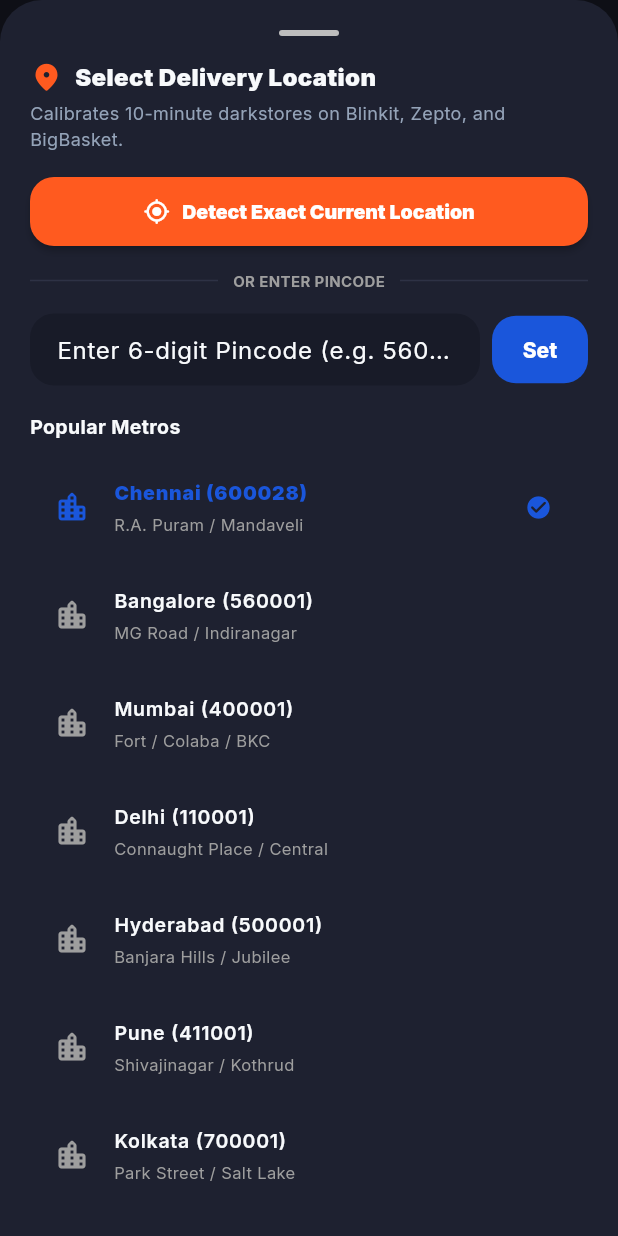
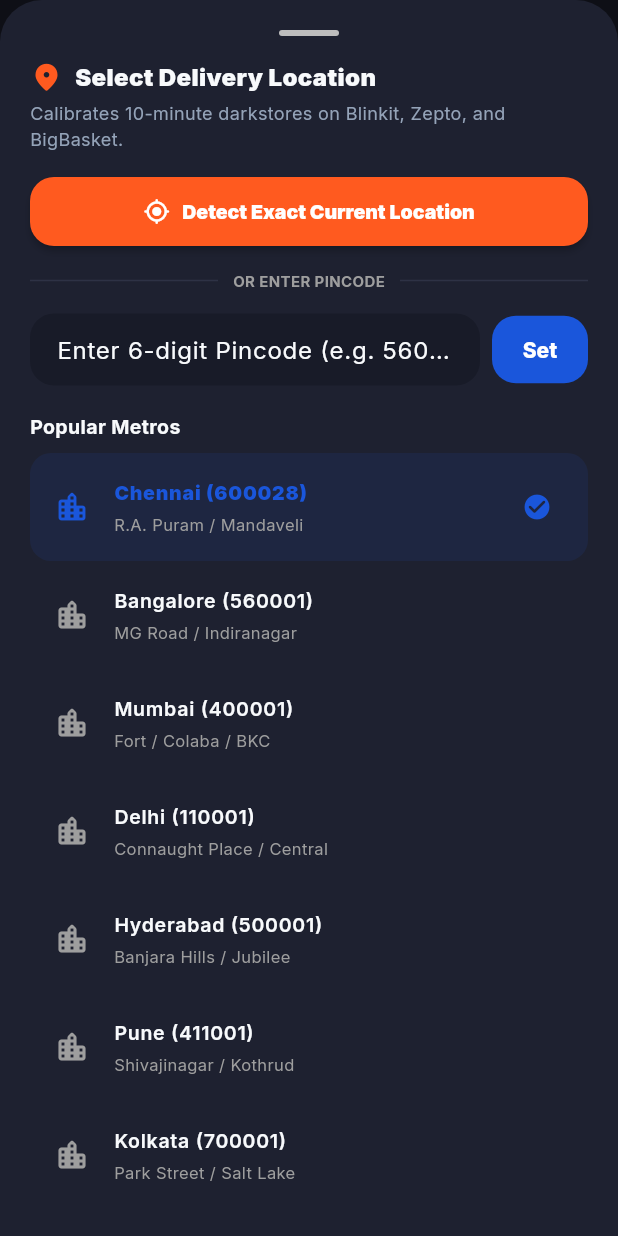
Before and after one commit to sathwikbethina/smartpriceAI, a Flutter app: the screen it shows after launch, item 5 of the bottom bar chosen, after a tap on "Delivery Location", on a phone screen of 412 x 824 dp. Run offline on Flutter 3.47's test engine with Material 3 defaults, Android fonts, the phone set to English and light mode, and no system bars; our stand-ins replace google_fonts, shared_preferences; accounts and stored records are empty; network calls fail.

Commit message:
fix(flutter): wrap ListTiles in Material widgets to eliminate framework ink splash assertion warnings

```diff
--- a/src/android_app/lib/screens/home_screen.dart
+++ b/src/android_app/lib/screens/home_screen.dart
@@ -250,15 +250,18 @@ class _HomeScreenState extends State<HomeScreen> {
               ...provider.searches.take(4).map((s) {
                 return Container(
                   margin: const EdgeInsets.only(bottom: 8),
+                  child: Material(
+                    color: provider.isDarkMode ? AppTheme.darkCard : AppTheme.lightCard,
+                    borderRadius: BorderRadius.circular(14),
                     child: ListTile(
                       contentPadding: const EdgeInsets.symmetric(horizontal: 14, vertical: 2),
                       shape: RoundedRectangleBorder(borderRadius: BorderRadius.circular(14)),
-                    tileColor: provider.isDarkMode ? AppTheme.darkCard : AppTheme.lightCard,
                       leading: const Icon(Icons.history_rounded, size: 18, color: Colors.grey),
                       title: Text(s.query, style: const TextStyle(fontWeight: FontWeight.bold, fontSize: 13)),
                       subtitle: Text('${s.resultCount} stores compared', style: const TextStyle(fontSize: 11, color: Colors.grey)),
                       trailing: const Icon(Icons.arrow_forward_ios_rounded, size: 12, color: Colors.grey),
                       onTap: () => _performSearch(s.query),
+                    ),
                   ),
                 );
               }),
--- a/src/android_app/lib/screens/profile_screen.dart
+++ b/src/android_app/lib/screens/profile_screen.dart
@@ -100,9 +100,11 @@ class ProfileScreen extends StatelessWidget {
             const SizedBox(height: 20),
 
             // Settings Group
-            Container(
+            Material(
+              color: provider.isDarkMode ? AppTheme.darkCard : AppTheme.lightCard,
+              borderRadius: BorderRadius.circular(20),
+              child: Container(
                 decoration: BoxDecoration(
-                color: provider.isDarkMode ? AppTheme.darkCard : AppTheme.lightCard,
                   borderRadius: BorderRadius.circular(20),
                   border: Border.all(
                     color: provider.isDarkMode ? AppTheme.darkBorder : AppTheme.lightBorder,
@@ -220,6 +222,7 @@ class ProfileScreen extends StatelessWidget {
                   ],
                 ),
               ),
+            ),
             const SizedBox(height: 24),
 
             // Sign In or Logout CTA
--- a/src/android_app/lib/widgets/location_pincode_sheet.dart
+++ b/src/android_app/lib/widgets/location_pincode_sheet.dart
@@ -260,15 +260,17 @@ class _LocationPincodeSheetState extends State<LocationPincodeSheet> {
                 final loc = _popularLocations[index];
                 final isSelected = provider.currentCity.toLowerCase() == loc['city']!.toLowerCase();
 
-                return ListTile(
+                return Material(
+                  color: isSelected
+                      ? AppTheme.primary.withValues(alpha: 0.1)
+                      : Colors.transparent,
+                  borderRadius: BorderRadius.circular(14),
+                  child: ListTile(
                     onTap: () {
                       provider.setLocation(loc['pincode']!, loc['city']!, loc['area']!);
                       Navigator.pop(context);
                     },
                     shape: RoundedRectangleBorder(borderRadius: BorderRadius.circular(14)),
-                  tileColor: isSelected
-                      ? AppTheme.primary.withValues(alpha: 0.1)
-                      : Colors.transparent,
                     leading: Icon(
                       Icons.location_city_rounded,
                       color: isSelected ? AppTheme.primary : Colors.grey,
@@ -286,8 +288,9 @@ class _LocationPincodeSheetState extends State<LocationPincodeSheet> {
                       style: const TextStyle(fontSize: 11, color: Colors.grey),
                     ),
                     trailing: isSelected
-                      ? const Icon(Icons.check_circle_rounded, color: AppTheme.primary, size: 18)
+                        ? const Icon(Icons.check_circle_rounded, color: AppTheme.primary, size: 20)
                         : null,
+                  ),
                 );
               },
             ),
```
Also changed, not shown: src/android_app/lib/screens/history_screen.dart (+8 -8 lines). Lines whose indentation alone changed are shown as unchanged.
